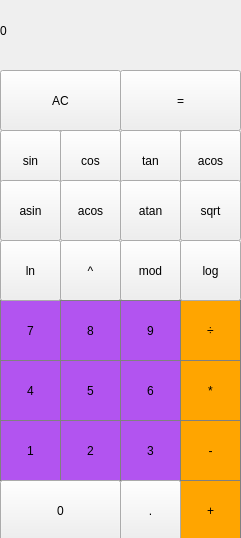
First picture: the form in calc/mainwindow.ui, repository YegorPedan/qt, before the edit.
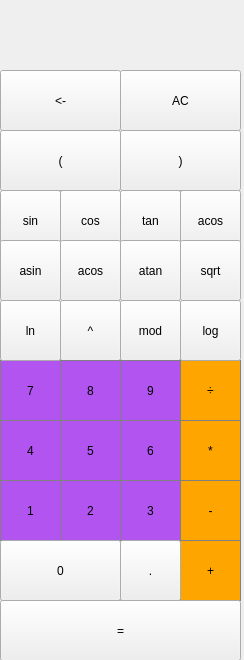
Second picture: the form after the edit.

```diff
--- a/calc/mainwindow.ui
+++ b/calc/mainwindow.ui
@@ -6,8 +6,8 @@
    <rect>
     <x>0</x>
     <y>0</y>
-    <width>241</width>
-    <height>538</height>
+    <width>244</width>
+    <height>660</height>
    </rect>
   </property>
   <property name="windowTitle">
@@ -19,7 +19,7 @@
      <rect>
       <x>0</x>
       <y>0</y>
-      <width>251</width>
+      <width>241</width>
       <height>61</height>
      </rect>
     </property>
@@ -32,13 +32,13 @@
 background-color : white;</string>
     </property>
     <property name="text">
-     <string>0</string>
+     <string/>
     </property>
    </widget>
    <widget class="QPushButton" name="AC">
     <property name="geometry">
      <rect>
-      <x>0</x>
+      <x>120</x>
       <y>70</y>
       <width>121</width>
       <height>61</height>
@@ -59,7 +59,7 @@
     <property name="geometry">
      <rect>
       <x>60</x>
-      <y>240</y>
+      <y>300</y>
       <width>61</width>
       <height>61</height>
      </rect>
@@ -72,7 +72,7 @@
     <property name="geometry">
      <rect>
       <x>120</x>
-      <y>240</y>
+      <y>300</y>
       <width>61</width>
       <height>61</height>
      </rect>
@@ -85,7 +85,7 @@
     <property name="geometry">
      <rect>
       <x>180</x>
-      <y>300</y>
+      <y>360</y>
       <width>61</width>
       <height>61</height>
      </rect>
@@ -107,7 +107,7 @@
     <property name="geometry">
      <rect>
       <x>0</x>
-      <y>300</y>
+      <y>360</y>
       <width>61</width>
       <height>61</height>
      </rect>
@@ -129,7 +129,7 @@
     <property name="geometry">
      <rect>
       <x>180</x>
-      <y>360</y>
+      <y>420</y>
       <width>61</width>
       <height>61</height>
      </rect>
@@ -151,7 +151,7 @@
     <property name="geometry">
      <rect>
       <x>60</x>
-      <y>300</y>
+      <y>360</y>
       <width>61</width>
       <height>61</height>
      </rect>
@@ -173,7 +173,7 @@
     <property name="geometry">
      <rect>
       <x>120</x>
-      <y>300</y>
+      <y>360</y>
       <width>61</width>
       <height>61</height>
      </rect>
@@ -195,7 +195,7 @@
     <property name="geometry">
      <rect>
       <x>0</x>
-      <y>360</y>
+      <y>420</y>
       <width>61</width>
       <height>61</height>
      </rect>
@@ -217,7 +217,7 @@
     <property name="geometry">
      <rect>
       <x>180</x>
-      <y>420</y>
+      <y>480</y>
       <width>61</width>
       <height>61</height>
      </rect>
@@ -239,7 +239,7 @@
     <property name="geometry">
      <rect>
       <x>60</x>
-      <y>360</y>
+      <y>420</y>
       <width>61</width>
       <height>61</height>
      </rect>
@@ -261,7 +261,7 @@
     <property name="geometry">
      <rect>
       <x>120</x>
-      <y>360</y>
+      <y>420</y>
       <width>61</width>
       <height>61</height>
      </rect>
@@ -283,7 +283,7 @@
     <property name="geometry">
      <rect>
       <x>0</x>
-      <y>420</y>
+      <y>480</y>
       <width>61</width>
       <height>61</height>
      </rect>
@@ -305,7 +305,7 @@
     <property name="geometry">
      <rect>
       <x>180</x>
-      <y>480</y>
+      <y>540</y>
       <width>61</width>
       <height>61</height>
      </rect>
@@ -327,7 +327,7 @@
     <property name="geometry">
      <rect>
       <x>60</x>
-      <y>420</y>
+      <y>480</y>
       <width>61</width>
       <height>61</height>
      </rect>
@@ -349,7 +349,7 @@
     <property name="geometry">
      <rect>
       <x>120</x>
-      <y>420</y>
+      <y>480</y>
       <width>61</width>
       <height>61</height>
      </rect>
@@ -371,7 +371,7 @@
     <property name="geometry">
      <rect>
       <x>0</x>
-      <y>480</y>
+      <y>540</y>
       <width>121</width>
       <height>61</height>
      </rect>
@@ -383,9 +383,9 @@
    <widget class="QPushButton" name="equal">
     <property name="geometry">
      <rect>
-      <x>120</x>
-      <y>70</y>
-      <width>121</width>
+      <x>0</x>
+      <y>600</y>
+      <width>241</width>
       <height>61</height>
      </rect>
     </property>
@@ -397,7 +397,7 @@
     <property name="geometry">
      <rect>
       <x>120</x>
-      <y>480</y>
+      <y>540</y>
       <width>61</width>
       <height>61</height>
      </rect>
@@ -410,7 +410,7 @@
     <property name="geometry">
      <rect>
       <x>180</x>
-      <y>130</y>
+      <y>190</y>
       <width>61</width>
       <height>61</height>
      </rect>
@@ -423,7 +423,7 @@
     <property name="geometry">
      <rect>
       <x>120</x>
-      <y>130</y>
+      <y>190</y>
       <width>61</width>
       <height>61</height>
      </rect>
@@ -436,7 +436,7 @@
     <property name="geometry">
      <rect>
       <x>0</x>
-      <y>130</y>
+      <y>190</y>
       <width>61</width>
       <height>61</height>
      </rect>
@@ -452,7 +452,7 @@
     <property name="geometry">
      <rect>
       <x>60</x>
-      <y>130</y>
+      <y>190</y>
       <width>61</width>
       <height>61</height>
      </rect>
@@ -465,7 +465,7 @@
     <property name="geometry">
      <rect>
       <x>0</x>
-      <y>180</y>
+      <y>240</y>
       <width>61</width>
       <height>61</height>
      </rect>
@@ -478,7 +478,7 @@
     <property name="geometry">
      <rect>
       <x>180</x>
-      <y>180</y>
+      <y>240</y>
       <width>61</width>
       <height>61</height>
      </rect>
@@ -491,7 +491,7 @@
     <property name="geometry">
      <rect>
       <x>120</x>
-      <y>180</y>
+      <y>240</y>
       <width>61</width>
       <height>61</height>
      </rect>
@@ -504,7 +504,7 @@
     <property name="geometry">
      <rect>
       <x>60</x>
-      <y>180</y>
+      <y>240</y>
       <width>61</width>
       <height>61</height>
      </rect>
@@ -517,7 +517,7 @@
     <property name="geometry">
      <rect>
       <x>0</x>
-      <y>240</y>
+      <y>300</y>
       <width>61</width>
       <height>61</height>
      </rect>
@@ -530,7 +530,7 @@
     <property name="geometry">
      <rect>
       <x>180</x>
-      <y>240</y>
+      <y>300</y>
       <width>61</width>
       <height>61</height>
      </rect>
@@ -539,6 +539,45 @@
      <string>log</string>
     </property>
    </widget>
+   <widget class="QPushButton" name="deleteButton">
+    <property name="geometry">
+     <rect>
+      <x>0</x>
+      <y>70</y>
+      <width>121</width>
+      <height>61</height>
+     </rect>
+    </property>
+    <property name="text">
+     <string>&lt;-</string>
+    </property>
+   </widget>
+   <widget class="QPushButton" name="left_br">
+    <property name="geometry">
+     <rect>
+      <x>0</x>
+      <y>130</y>
+      <width>121</width>
+      <height>61</height>
+     </rect>
+    </property>
+    <property name="text">
+     <string>(</string>
+    </property>
+   </widget>
+   <widget class="QPushButton" name="right_br">
+    <property name="geometry">
+     <rect>
+      <x>120</x>
+      <y>130</y>
+      <width>121</width>
+      <height>61</height>
+     </rect>
+    </property>
+    <property name="text">
+     <string>)</string>
+    </property>
+   </widget>
   </widget>
  </widget>
  <resources/>
```
Left out of the diff: 10 changed lines with no effect on the pictures.
